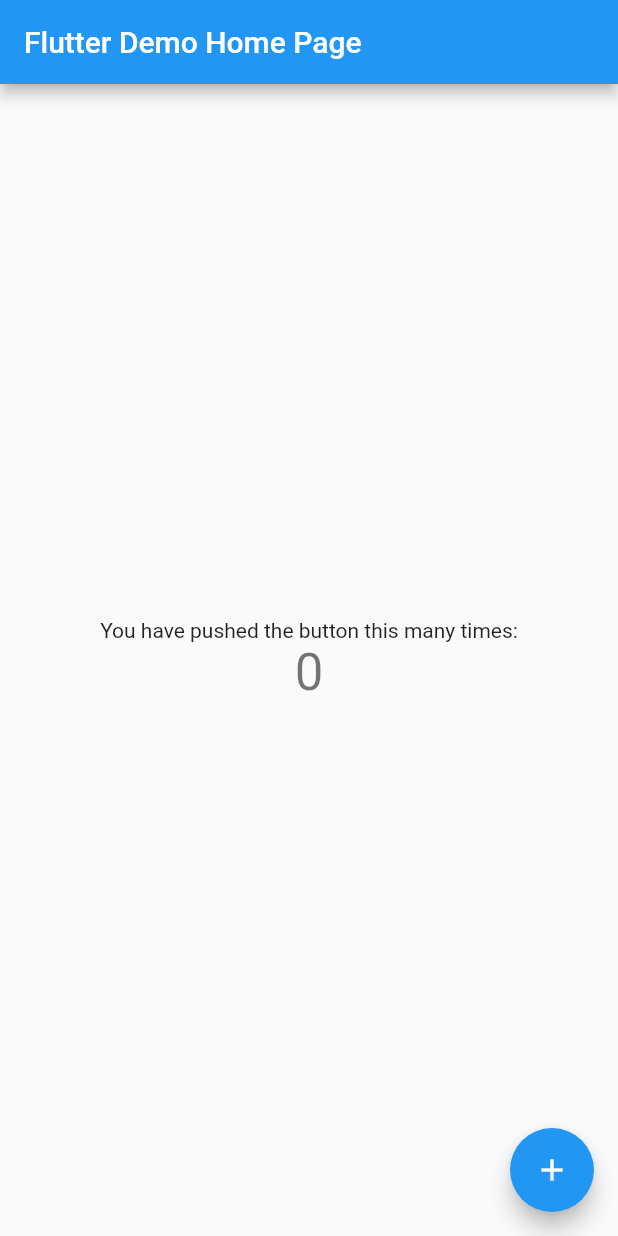
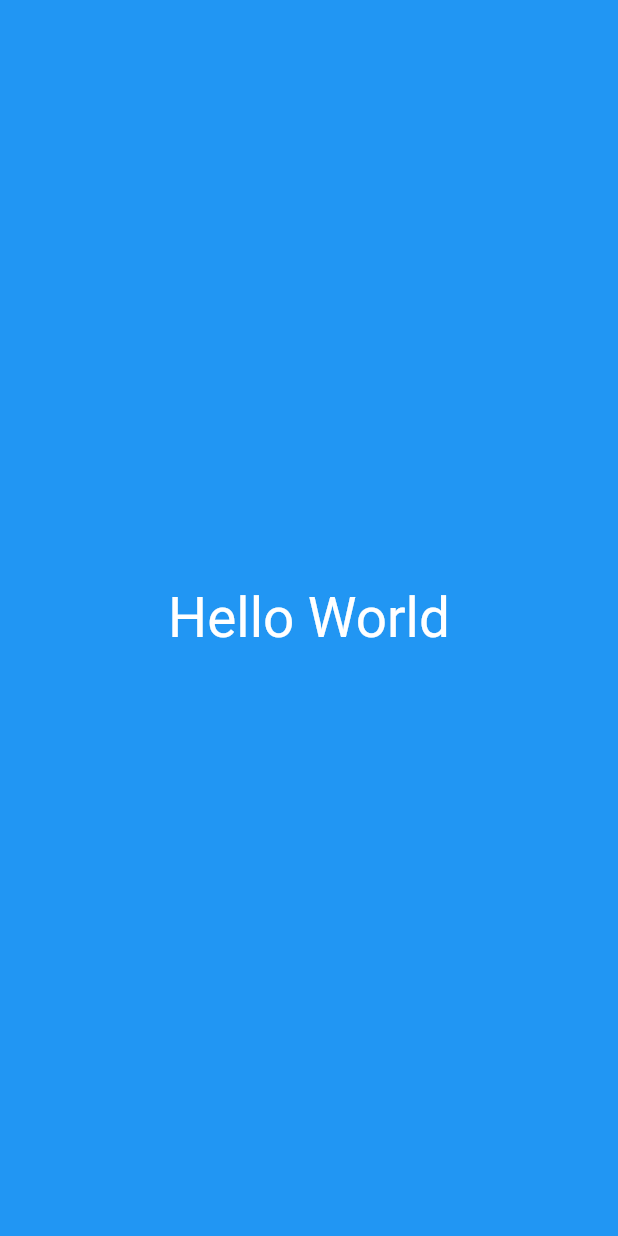
Before and after one commit to skill-development/flutter01, a Flutter app: the screen it shows after launch, on a phone screen of 412 x 824 dp. Run offline on Flutter 3.47's test engine with Material 2 defaults, Android fonts, the phone set to English and light mode, and no system bars.

Commit message:
Hello World

```diff
--- a/lib/main.dart
+++ b/lib/main.dart
@@ -1,111 +1,19 @@
 import 'package:flutter/material.dart';
+import 'screens/home.dart';
 
-void main() => runApp(MyApp());
+void main() => runApp(HelloFlutterApp());
 
-class MyApp extends StatelessWidget {
-  // This widget is the root of your application.
+
+class HelloFlutterApp extends StatelessWidget {
   @override
   Widget build(BuildContext context) {
     return MaterialApp(
-      title: 'Flutter Demo',
-      theme: ThemeData(
-        // This is the theme of your application.
-        //
-        // Try running your application with "flutter run". You'll see the
-        // application has a blue toolbar. Then, without quitting the app, try
-        // changing the primarySwatch below to Colors.green and then invoke
-        // "hot reload" (press "r" in the console where you ran "flutter run",
-        // or simply save your changes to "hot reload" in a Flutter IDE).
-        // Notice that the counter didn't reset back to zero; the application
-        // is not restarted.
-        primarySwatch: Colors.blue,
-      ),
-      home: MyHomePage(title: 'Flutter Demo Home Page'),
-    );
+      debugShowCheckedModeBanner: false,
+        title: 'Flutter 01',
+        theme: ThemeData(
+          primarySwatch: Colors.blue,
+        ),
+        home: Home()
+        );
   }
 }
-
-class MyHomePage extends StatefulWidget {
-  MyHomePage({Key key, this.title}) : super(key: key);
-
-  // This widget is the home page of your application. It is stateful, meaning
-  // that it has a State object (defined below) that contains fields that affect
-  // how it looks.
-
-  // This class is the configuration for the state. It holds the values (in this
-  // case the title) provided by the parent (in this case the App widget) and
-  // used by the build method of the State. Fields in a Widget subclass are
-  // always marked "final".
-
-  final String title;
-
-  @override
-  _MyHomePageState createState() => _MyHomePageState();
-}
-
-class _MyHomePageState extends State<MyHomePage> {
-  int _counter = 0;
-
-  void _incrementCounter() {
-    setState(() {
-      // This call to setState tells the Flutter framework that something has
-      // changed in this State, which causes it to rerun the build method below
-      // so that the display can reflect the updated values. If we changed
-      // _counter without calling setState(), then the build method would not be
-      // called again, and so nothing would appear to happen.
-      _counter++;
-    });
-  }
-
-  @override
-  Widget build(BuildContext context) {
-    // This method is rerun every time setState is called, for instance as done
-    // by the _incrementCounter method above.
-    //
-    // The Flutter framework has been optimized to make rerunning build methods
-    // fast, so that you can just rebuild anything that needs updating rather
-    // than having to individually change instances of widgets.
-    return Scaffold(
-      appBar: AppBar(
-        // Here we take the value from the MyHomePage object that was created by
-        // the App.build method, and use it to set our appbar title.
-        title: Text(widget.title),
-      ),
-      body: Center(
-        // Center is a layout widget. It takes a single child and positions it
-        // in the middle of the parent.
-        child: Column(
-          // Column is also layout widget. It takes a list of children and
-          // arranges them vertically. By default, it sizes itself to fit its
-          // children horizontally, and tries to be as tall as its parent.
-          //
-          // Invoke "debug painting" (press "p" in the console, choose the
-          // "Toggle Debug Paint" action from the Flutter Inspector in Android
-          // Studio, or the "Toggle Debug Paint" command in Visual Studio Code)
-          // to see the wireframe for each widget.
-          //
-          // Column has various properties to control how it sizes itself and
-          // how it positions its children. Here we use mainAxisAlignment to
-          // center the children vertically; the main axis here is the vertical
-          // axis because Columns are vertical (the cross axis would be
-          // horizontal).
-          mainAxisAlignment: MainAxisAlignment.center,
-          children: <Widget>[
-            Text(
-              'You have pushed the button this many times:',
-            ),
-            Text(
-              '$_counter',
-              style: Theme.of(context).textTheme.display1,
-            ),
-          ],
-        ),
-      ),
-      floatingActionButton: FloatingActionButton(
-        onPressed: _incrementCounter,
-        tooltip: 'Increment',
-        child: Icon(Icons.add),
-      ), // This trailing comma makes auto-formatting nicer for build methods.
-    );
-  }
-}
--- /dev/null
+++ b/lib/screens/home.dart
@@ -0,0 +1,17 @@
+import 'package:flutter/material.dart';
+
+class Home extends StatelessWidget {
+  @override
+  Widget build(BuildContext context) {
+    return Material(
+      color: Colors.blue,
+      child: Center(
+        child: Text(
+          "Hello World",
+          textDirection: TextDirection.ltr,
+          style: TextStyle(color: Colors.white, fontSize: 36.6),
+        ),
+      ),
+    );
+  }
+}
```
Also changed, not shown: 1 other file.
